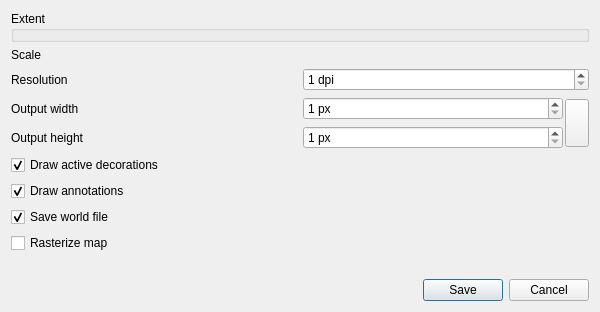
First picture: the form in src/ui/qgsmapsavedialog.ui, repository qgis/QGIS, before the edit.
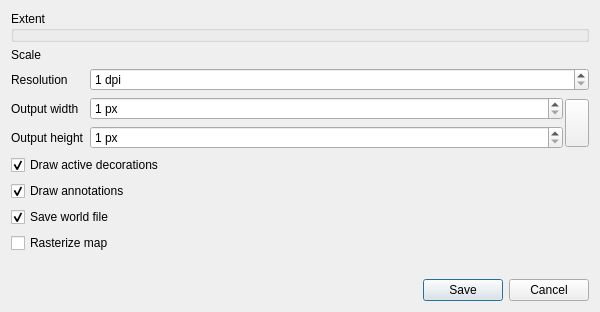
Second picture: the form after the edit. Custom widgets are drawn as their Qt base class.

Commit message: fix expanding ratio lock button under kbuntu qt theme

What changed in the file:
```diff
--- a/src/ui/qgsmapsavedialog.ui
+++ b/src/ui/qgsmapsavedialog.ui
@@ -94,6 +94,12 @@
        </property>
        <item row="0" column="0">
         <widget class="QgsSpinBox" name="mOutputWidthSpinBox">
+         <property name="sizePolicy">
+          <sizepolicy hsizetype="Expanding" vsizetype="Fixed">
+           <horstretch>0</horstretch>
+           <verstretch>0</verstretch>
+          </sizepolicy>
+         </property>
          <property name="suffix">
           <string> px</string>
          </property>
```
The commit also changes 1 other file.
